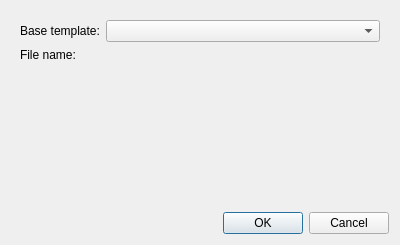
KDE/calligraplan, file src/plan/CreateReportTemplateDialog.ui: the form before one commit.
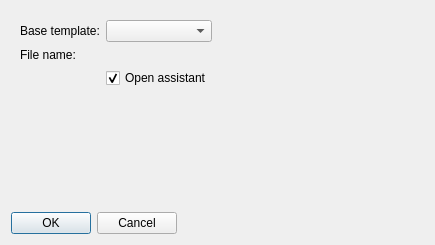
The form after the commit. Custom widgets are drawn as their Qt base class.

Commit message: Add a report template assistant

The edit to the form file:
```diff
--- a/src/plan/CreateReportTemplateDialog.ui
+++ b/src/plan/CreateReportTemplateDialog.ui
@@ -6,15 +6,25 @@
    <rect>
     <x>0</x>
     <y>0</y>
-    <width>400</width>
+    <width>435</width>
     <height>245</height>
    </rect>
   </property>
   <property name="windowTitle">
    <string>Dialog</string>
   </property>
-  <layout class="QVBoxLayout" name="verticalLayout">
-   <item>
+  <layout class="QFormLayout" name="formLayout_2">
+   <item row="1" column="0">
+    <widget class="QDialogButtonBox" name="buttonBox">
+     <property name="orientation">
+      <enum>Qt::Horizontal</enum>
+     </property>
+     <property name="standardButtons">
+      <set>QDialogButtonBox::Cancel|QDialogButtonBox::Ok</set>
+     </property>
+    </widget>
+   </item>
+   <item row="0" column="0">
     <widget class="QWidget" name="mainWidget" native="true">
      <property name="whatsThis">
       <string/>
@@ -50,19 +60,32 @@
         </property>
        </widget>
       </item>
+      <item row="2" column="1">
+       <widget class="QCheckBox" name="openAssistant">
+        <property name="text">
+         <string>Open assistant</string>
+        </property>
+        <property name="checked">
+         <bool>true</bool>
+        </property>
+       </widget>
+      </item>
+      <item row="3" column="1">
+       <spacer name="verticalSpacer">
+        <property name="orientation">
+         <enum>Qt::Vertical</enum>
+        </property>
+        <property name="sizeHint" stdset="0">
+         <size>
+          <width>20</width>
+          <height>40</height>
+         </size>
+        </property>
+       </spacer>
+      </item>
      </layout>
     </widget>
    </item>
-   <item>
-    <widget class="QDialogButtonBox" name="buttonBox">
-     <property name="orientation">
-      <enum>Qt::Horizontal</enum>
-     </property>
-     <property name="standardButtons">
-      <set>QDialogButtonBox::Cancel|QDialogButtonBox::Ok</set>
-     </property>
-    </widget>
-   </item>
   </layout>
  </widget>
  <customwidgets>
```
The commit also changes 4 other files.
